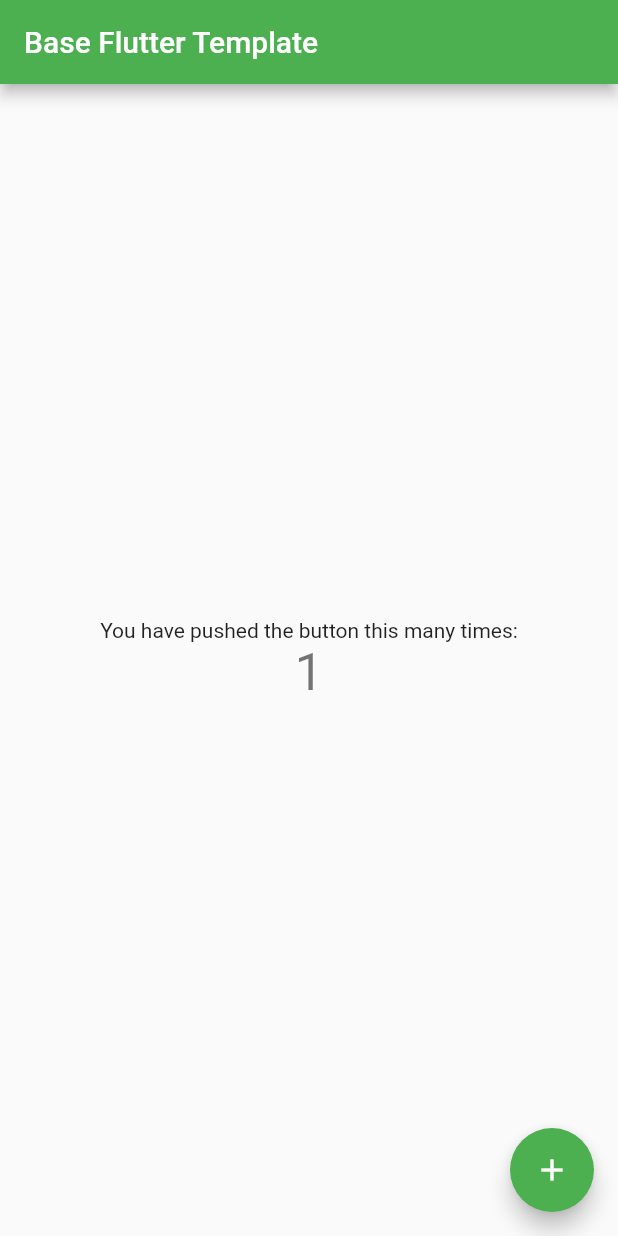
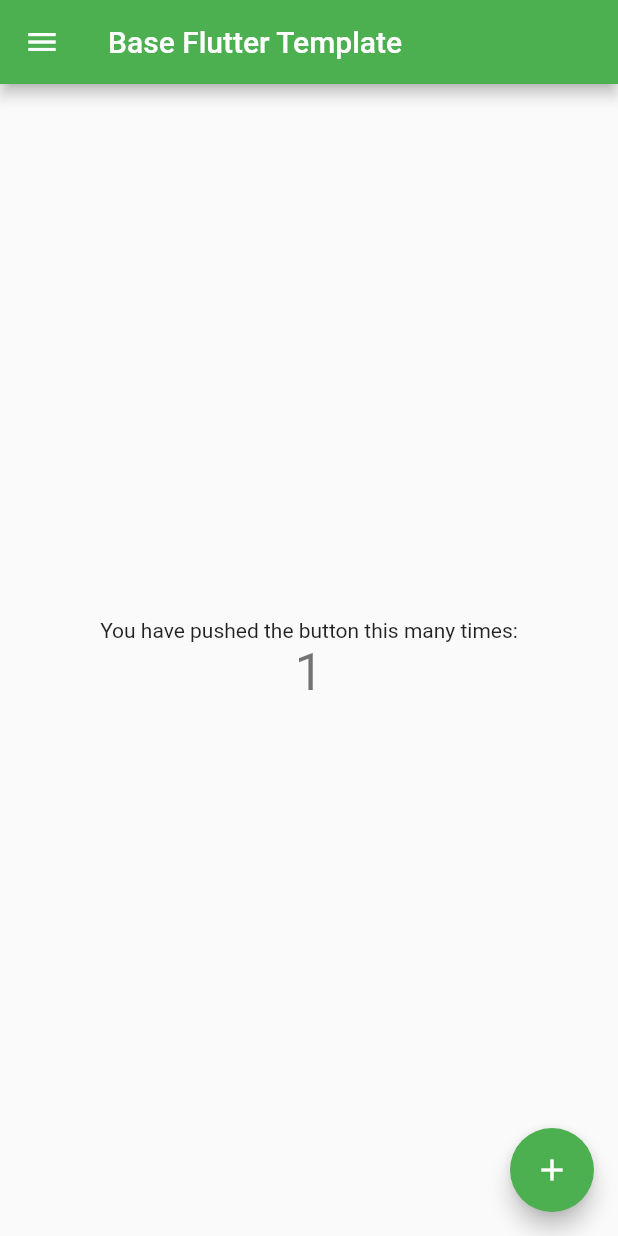
Before and after one commit to pedrozopayares/Base-Flutter-Template, a Flutter app: the screen it shows after launch, after a tap on the "add" icon, on a phone screen of 412 x 824 dp. Run offline on Flutter 3.47's test engine with Material 2 defaults, Android fonts, the phone set to English and light mode, and no system bars.

Commit message:
Drawer added

```diff
--- a/lib/main.dart
+++ b/lib/main.dart
@@ -1,4 +1,5 @@
 import 'package:flutter/material.dart';
+import 'package:basefluttertemplate/widgets/NavDrawer.dart';
 
 void main() {
   runApp(MyApp());
@@ -72,6 +73,7 @@ class _MyHomePageState extends State<MyHomePage> {
     // fast, so that you can just rebuild anything that needs updating rather
     // than having to individually change instances of widgets.
     return Scaffold(
+      drawer: NavDrawer(),
       appBar: AppBar(
         // Here we take the value from the MyHomePage object that was created by
         // the App.build method, and use it to set our appbar title.
--- /dev/null
+++ b/lib/widgets/NavDrawer.dart
@@ -0,0 +1,50 @@
+import 'package:flutter/material.dart';
+
+class NavDrawer extends StatelessWidget {
+  @override
+  Widget build(BuildContext context) {
+    return Drawer(
+      child: ListView(
+        padding: EdgeInsets.zero,
+        children: <Widget>[
+          DrawerHeader(
+            child: Text(
+              'Base',
+              style: TextStyle(color: Colors.white, fontSize: 25),
+            ),
+            decoration: BoxDecoration(
+                color: Colors.green,
+                image: DecorationImage(
+                    fit: BoxFit.fill,
+                    image: AssetImage('assets/images/cover.jpg'))),
+          ),
+          ListTile(
+            leading: Icon(Icons.input),
+            title: Text('Wellcome'),
+            onTap: () => {},
+          ),
+          ListTile(
+            leading: Icon(Icons.verified_user),
+            title: Text('News'),
+            onTap: () => {Navigator.of(context).pop()},
+          ),
+          ListTile(
+            leading: Icon(Icons.settings),
+            title: Text('Services'),
+            onTap: () => {Navigator.of(context).pop()},
+          ),
+          ListTile(
+            leading: Icon(Icons.border_color),
+            title: Text('Portfolio'),
+            onTap: () => {Navigator.of(context).pop()},
+          ),
+          ListTile(
+            leading: Icon(Icons.exit_to_app),
+            title: Text('Contact'),
+            onTap: () => {Navigator.of(context).pop()},
+          ),
+        ],
+      ),
+    );
+  }
+}
--- a/pubspec.yaml
+++ b/pubspec.yaml
@@ -45,9 +45,8 @@ flutter:
   uses-material-design: true
 
   # To add assets to your application, add an assets section, like this:
-  # assets:
-  #   - images/a_dot_burr.jpeg
-  #   - images/a_dot_ham.jpeg
+  assets:
+    - images/bg-base-drawer.jpg
 
   # An image asset can refer to one or more resolution-specific "variants", see
   # https://flutter.dev/assets-and-images/#resolution-aware.
```
Also changed, not shown: images/bg-base-drawer.jpg (added).
